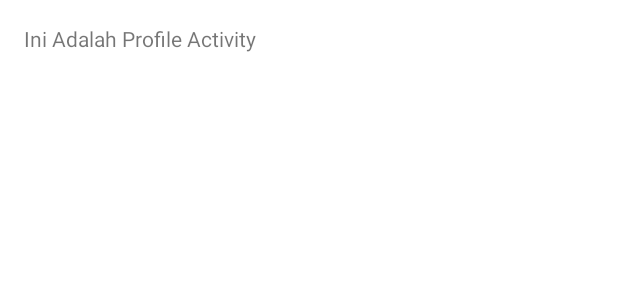
After one commit to Hencya/MyFlexibleFragmentApp, an Android app: the layout activity_profile.xml on its own in the app's theme, with its tools: preview values and no code run, on a phone screen of 412 x 824 dp. The commit adds this screen. Shown: the top 300 px of the screen. Run offline under Robolectric (Android 15) with nearby library versions, the phone set to English and light mode, and no system bars.

Commit message:
add feature profile activity

```diff
--- a/app/src/main/AndroidManifest.xml
+++ b/app/src/main/AndroidManifest.xml
@@ -10,6 +10,9 @@
         android:supportsRtl="true"
         android:theme="@style/Theme.MyFlexibleFragment">
         <activity
+            android:name=".ProfileActivity"
+            android:exported="false" />
+        <activity
             android:name=".MainActivity"
             android:exported="true">
             <intent-filter>
--- /dev/null
+++ b/app/src/main/res/layout/activity_profile.xml
@@ -0,0 +1,15 @@
+<?xml version="1.0" encoding="utf-8"?>
+<androidx.constraintlayout.widget.ConstraintLayout xmlns:android="http://schemas.android.com/apk/res/android"
+    xmlns:tools="http://schemas.android.com/tools"
+    android:layout_width="match_parent"
+    android:layout_height="match_parent"
+    android:orientation="vertical"
+    android:padding="16dp"
+    tools:context=".ProfileActivity">
+
+    <TextView
+        android:layout_width="match_parent"
+        android:layout_height="wrap_content"
+        android:text="@string/this_profile" />
+
+</androidx.constraintlayout.widget.ConstraintLayout>
--- a/app/src/main/res/values/strings.xml
+++ b/app/src/main/res/values/strings.xml
@@ -17,4 +17,5 @@
     <string name="david_moyes">David Moyes</string>
     <string name="close">Tutup</string>
     <string name="choose">Pilih</string>
+    <string name="this_profile">Ini Adalah Profile Activity</string>
 </resources>
```
Also changed, not shown: app/src/main/java/com/example/myflexiblefragment/DetailCategoryFragment.kt (+6 -1 lines), app/src/main/java/com/example/myflexiblefragment/ProfileActivity.kt (added, +11 -0 lines).
